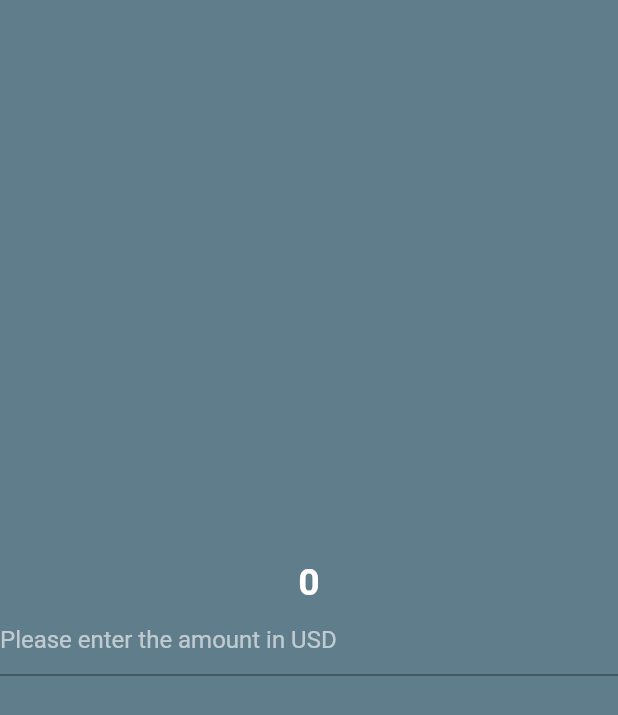
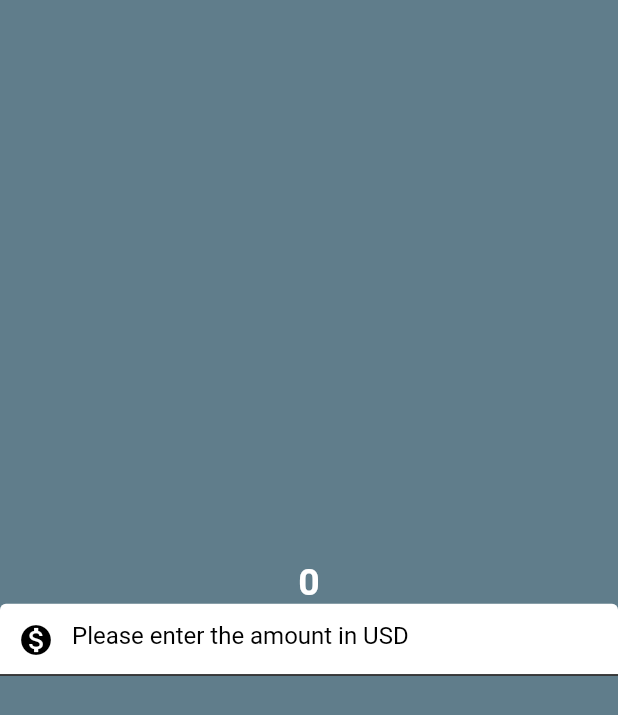
Before and after one commit to Vedant817/Currency-Converter, a Flutter app: the screen it shows after launch, on a phone screen of 412 x 824 dp. Shown: the top 715 px of the screen. Run offline on Flutter 3.47's test engine with Material 2 defaults, Android fonts, the phone set to English and light mode, and no system bars.

Commit message:
Updating the Input Field and changing the border properties

```diff
--- a/lib/currency_converter_material.dart
+++ b/lib/currency_converter_material.dart
@@ -4,7 +4,7 @@ import 'package:flutter/material.dart';
 class CurrencyConverterMaterialPage extends StatelessWidget {
   const CurrencyConverterMaterialPage({super.key});
   @override
-  Widget build(BuildContext context) {
+  Widget build(BuildContext context) { //? Can define any variable here, setting up it's properties and using it further.
     return const Scaffold(
       backgroundColor: Colors.blueGrey,
       body: Center(
@@ -22,14 +22,28 @@ class CurrencyConverterMaterialPage extends StatelessWidget {
             ),
             TextField(
               style: TextStyle(
-                color: Colors.white,
+                color: Colors.black,
               ),
               decoration: InputDecoration(
                 // label: Text('Please Enter the amount in INR',style: TextStyle(color: Colors.white),),
                 hintText: 'Please enter the amount in USD',
                 hintStyle: TextStyle(
-                  color: Colors.white60,
+                  color: Colors.black,
                 ),
+                prefixIcon: Icon(Icons.monetization_on) ,//? Can use IconData for advance processes
+                prefixIconColor: Colors.black,
+                filled: true,
+                fillColor: Colors.white,
+                focusedBorder: OutlineInputBorder(
+                  borderSide: BorderSide(
+                    color: Colors.red,
+                    width: 2.0,
+                    style: BorderStyle.solid,
+                    strokeAlign: BorderSide.strokeAlignOutside,
+                  ),
+                  borderRadius: BorderRadius.all(Radius.circular(60)), //? Here, we can also use just BorderRadius.circular()
+                ),
+                enabledBorder: UnderlineInputBorder() //? Adds underlined border at bottom.
               ),
             ), //? Used for adding input.
           ],
```
